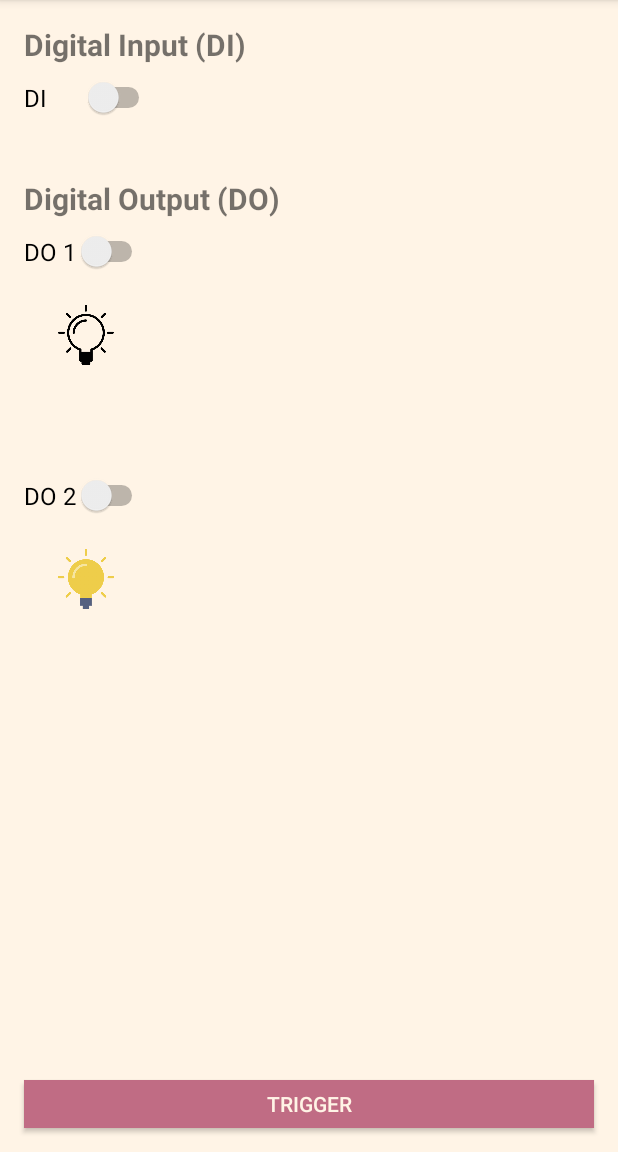
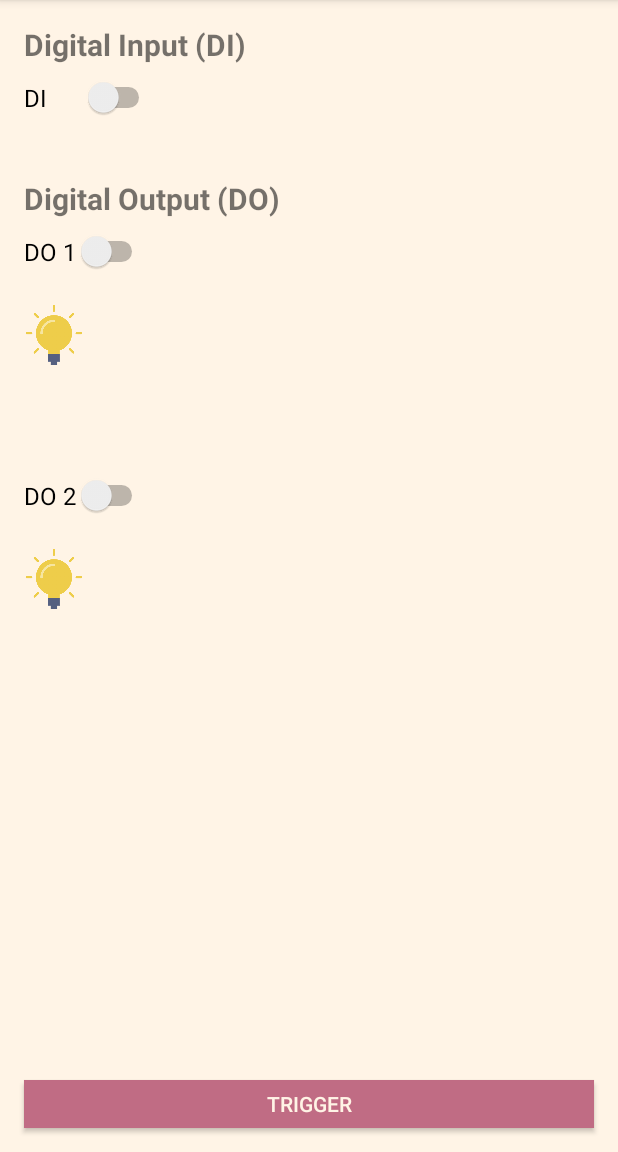
Before and after one commit to honiwy/GPIOdemo, an Android app: the screen it shows after launch (MainActivity), on a phone screen of 412 x 824 dp, the part 84-1236 px from its top. Run offline under Robolectric (Android 15) with nearby library versions, the phone set to English and light mode, and no system bars; our stand-ins replace data binding.

Commit message:
1. reformat the code 2. bind light icon to NO/NC

```diff
--- a/app/src/main/java/com/avc/app/gpiodemo/ui/main/MainViewModel.kt
+++ b/app/src/main/java/com/avc/app/gpiodemo/ui/main/MainViewModel.kt
@@ -10,109 +10,98 @@ import com.avc.app.gpiodemo.R
 class MainViewModel : ViewModel() {
     // TODO: Implement the ViewModel
     private val _isDiEnabled = MutableLiveData<Boolean>()
-
     val isDiEnabled: LiveData<Boolean>
         get() = _isDiEnabled
-
     fun clickDiSwitch() {
         _isDiEnabled.value = (_isDiEnabled.value == false)
     }
 
+
+    // DO1
     private val _isDo1Enabled = MutableLiveData<Boolean>()
-
     val isDo1Enabled: LiveData<Boolean>
         get() = _isDo1Enabled
-
     fun clickDo1Switch() {
         _isDo1Enabled.value = (_isDo1Enabled.value == false)
     }
 
-    private val _isDo2Enabled = MutableLiveData<Boolean>()
-
-    val isDo2Enabled: LiveData<Boolean>
-        get() = _isDo2Enabled
-
-    fun clickDo2Switch() {
-        _isDo2Enabled.value = (_isDo2Enabled.value == false)
-    }
+    private val _isDO1NormalOpen = MutableLiveData<Boolean>()
+    val isDO1NormalOpen: LiveData<Boolean>
+        get() = _isDO1NormalOpen
 
     private val _do1PulseSec = MutableLiveData<Int>()
-
     val do1PulseSec: LiveData<Int>
         get() = _do1PulseSec
-
     fun changeDo1PulseTime(sec: Int) {
         _do1PulseSec.value = sec
     }
 
     private val _do1DelaySec = MutableLiveData<Int>()
-
     val do1DelaySec: LiveData<Int>
         get() = _do1DelaySec
-
     fun changeDo1DelayTime(sec: Int) {
         _do1DelaySec.value = sec
     }
 
+    private val _isDO1TriggeredTooOften = MutableLiveData<Boolean>()
+    val isDO1TriggeredTooOften: LiveData<Boolean>
+        get() = _isDO1TriggeredTooOften
+
+    private var do1LastTimeTriggered: Long = 0
+
+    private val _isDO1LightOn = MutableLiveData<Boolean>()
+    val isDO1LightOn: LiveData<Boolean>
+        get() = _isDO1LightOn
+    fun changeDO1Light(isNormalOpen: Boolean){
+        _isDO1LightOn.value = isNormalOpen
+    }
+
+    //DO2
+    private val _isDo2Enabled = MutableLiveData<Boolean>()
+    val isDo2Enabled: LiveData<Boolean>
+        get() = _isDo2Enabled
+    fun clickDo2Switch() {
+        _isDo2Enabled.value = (_isDo2Enabled.value == false)
+    }
+
+    private val _isDO2NormalOpen = MutableLiveData<Boolean>()
+    val isDO2NormalOpen: LiveData<Boolean>
+        get() = _isDO2NormalOpen
+
     private val _do2PulseSec = MutableLiveData<Int>()
-
     val do2PulseSec: LiveData<Int>
         get() = _do2PulseSec
-
     fun changeDo2PulseTime(sec: Int) {
         _do2PulseSec.value = sec
     }
 
     private val _do2DelaySec = MutableLiveData<Int>()
-
     val do2DelaySec: LiveData<Int>
         get() = _do2DelaySec
-
     fun changeDo2DelayTime(sec: Int) {
         _do2DelaySec.value = sec
     }
 
+    private val _isDO2TriggeredTooOften = MutableLiveData<Boolean>()
+    val isDO2TriggeredTooOften: LiveData<Boolean>
+        get() = _isDO2TriggeredTooOften
+
+    private var do2LastTimeTriggered: Long = 0
+
+    private val _isDO2LightOn = MutableLiveData<Boolean>()
+    val isDO2LightOn: LiveData<Boolean>
+        get() = _isDO2LightOn
+    fun changeDO2Light(isNormalOpen: Boolean){
+        _isDO2LightOn.value = isNormalOpen
+    }
+
+
     private val _seekBarDisplayValue = MutableLiveData<Int>()
-
     val seekBarDisplayValue: LiveData<Int>
         get() = _seekBarDisplayValue
-
     fun changeSeekBarDisplay(sec: Int) {
         _seekBarDisplayValue.value = sec
     }
-
-    var do1LastTimeTriggered: Long = 0
-    var do2LastTimeTriggered: Long = 0
-
-    private val _isDO1TriggeredTooOften = MutableLiveData<Boolean>()
-
-    val isDO1TriggeredTooOften: LiveData<Boolean>
-        get() = _isDO1TriggeredTooOften
-
-    private val _isDO2TriggeredTooOften = MutableLiveData<Boolean>()
-
-    val isDO2TriggeredTooOften: LiveData<Boolean>
-        get() = _isDO2TriggeredTooOften
-
-    private val _isDO1NormalOpen = MutableLiveData<Boolean>()
-
-    val isDO1NormalOpen: LiveData<Boolean>
-        get() = _isDO1NormalOpen
-
-    private val _isDO2NormalOpen = MutableLiveData<Boolean>()
-
-    val isDO2NormalOpen: LiveData<Boolean>
-        get() = _isDO2NormalOpen
-
-    private val _isDO1LightOn = MutableLiveData<Boolean>()
-
-    val isDO1LightOn: LiveData<Boolean>
-        get() = _isDO1LightOn
-
-    private val _isDO2LightOn = MutableLiveData<Boolean>()
-
-    val isDO2LightOn: LiveData<Boolean>
-        get() = _isDO2LightOn
 
     init {
         _isDiEnabled.value = false
@@ -124,6 +113,8 @@ class MainViewModel : ViewModel() {
         _do2DelaySec.value = 1
         _isDO1TriggeredTooOften.value = false
         _isDO2TriggeredTooOften.value = false
+        _isDO1LightOn.value = true
+        _isDO2LightOn.value = true
     }
 
     fun triggerEvent() {
--- a/app/src/main/res/drawable/light_selector.xml
+++ /dev/null
@@ -1,5 +0,0 @@
-<?xml version="1.0" encoding="utf-8"?>
-<selector xmlns:android="http://schemas.android.com/apk/res/android">
-    <item android:drawable="@drawable/light_on" android:state_checked="true" />
-    <item android:drawable="@drawable/light_off" android:state_checked="false" />
-</selector>
--- /dev/null
+++ b/app/src/main/res/drawable/round_too_often_tooltip.xml
@@ -0,0 +1,17 @@
+<?xml version="1.0" encoding="utf-8"?>
+
+<layer-list xmlns:android="http://schemas.android.com/apk/res/android">
+    <item>
+        <shape>
+            <solid
+                    android:color="@color/colorPrimaryDarkSemi"/>
+            <corners
+                    android:radius="16dp" />
+            <padding
+                    android:left="8dp"
+                    android:top="8dp"
+                    android:right="8dp"
+                    android:bottom="8dp" />
+        </shape>
+    </item>
+</layer-list>
--- a/app/src/main/res/layout/main_fragment.xml
+++ b/app/src/main/res/layout/main_fragment.xml
@@ -113,6 +113,7 @@
                         android:layout_height="wrap_content"
                         android:layout_weight="0.5"
                         android:checked="true"
+                        android:onClick="@{()->viewModel.changeDO1Light(true)}"
                         android:text="@string/normal_open"/>
 
                 <RadioButton
@@ -120,6 +121,7 @@
                         android:layout_width="wrap_content"
                         android:layout_height="wrap_content"
                         android:layout_weight="0.5"
+                        android:onClick="@{()->viewModel.changeDO1Light(false)}"
                         android:text="@string/normal_close"/>
             </RadioGroup>
 
@@ -217,6 +219,7 @@
                         android:layout_height="wrap_content"
                         android:layout_weight="0.5"
                         android:checked="true"
+                        android:onClick="@{()->viewModel.changeDO2Light(true)}"
                         android:text="@string/normal_open"/>
 
                 <RadioButton
@@ -224,6 +227,7 @@
                         android:layout_width="wrap_content"
                         android:layout_height="wrap_content"
                         android:layout_weight="0.5"
+                        android:onClick="@{()->viewModel.changeDO2Light(false)}"
                         android:text="@string/normal_close"/>
             </RadioGroup>
             <SeekBar
@@ -312,7 +316,7 @@
         <TextView
                 android:text="@string/trigger_do1_too_frequent"
                 android:layout_width="wrap_content"
-                android:background="@color/colorPrimaryDarkSemi"
+                android:background="@drawable/round_too_often_tooltip"
                 android:gravity="center"
                 android:layout_height="wrap_content"
                 android:id="@+id/do1ToFrequent"
@@ -332,7 +336,7 @@
                 android:text="@string/trigger_do2_too_frequent"
                 android:layout_width="wrap_content"
                 android:textColor="@color/colorMain"
-                android:background="@color/colorPrimaryDarkSemi"
+                android:background="@drawable/round_too_often_tooltip"
                 android:gravity="center"
                 android:layout_height="wrap_content"
                 android:padding="8dp"
@@ -349,17 +353,19 @@
                 android:layout_marginBottom="8dp"/>
         <ImageView
                 android:layout_width="40dp"
-                android:layout_height="40dp" app:srcCompat="@drawable/light_off"
+                android:layout_height="40dp"
+                tools:background="@drawable/light_on"
+                android:background="@{viewModel.isDO1LightOn ? @drawable/light_on: @drawable/light_off}"
                 android:id="@+id/do1Light"
                 app:layout_constraintStart_toStartOf="@+id/dO1Switch"
-                app:layout_constraintEnd_toEndOf="@+id/dO1Switch"
                 app:layout_constraintTop_toTopOf="@+id/constraintDO1"
                 app:layout_constraintBottom_toBottomOf="@+id/constraintDO1"/>
         <ImageView
                 android:layout_width="40dp"
-                android:layout_height="40dp" app:srcCompat="@drawable/light_on"
+                android:layout_height="40dp"
+                tools:background="@drawable/light_on"
+                android:background="@{viewModel.isDO2LightOn ? @drawable/light_on: @drawable/light_off}"
                 android:id="@+id/do2Light" app:layout_constraintStart_toStartOf="@+id/dO2Switch"
-                app:layout_constraintEnd_toEndOf="@+id/dO2Switch"
                 app:layout_constraintTop_toTopOf="@+id/constraintDO2"
                 app:layout_constraintBottom_toBottomOf="@+id/constraintDO2"/>
 
```
